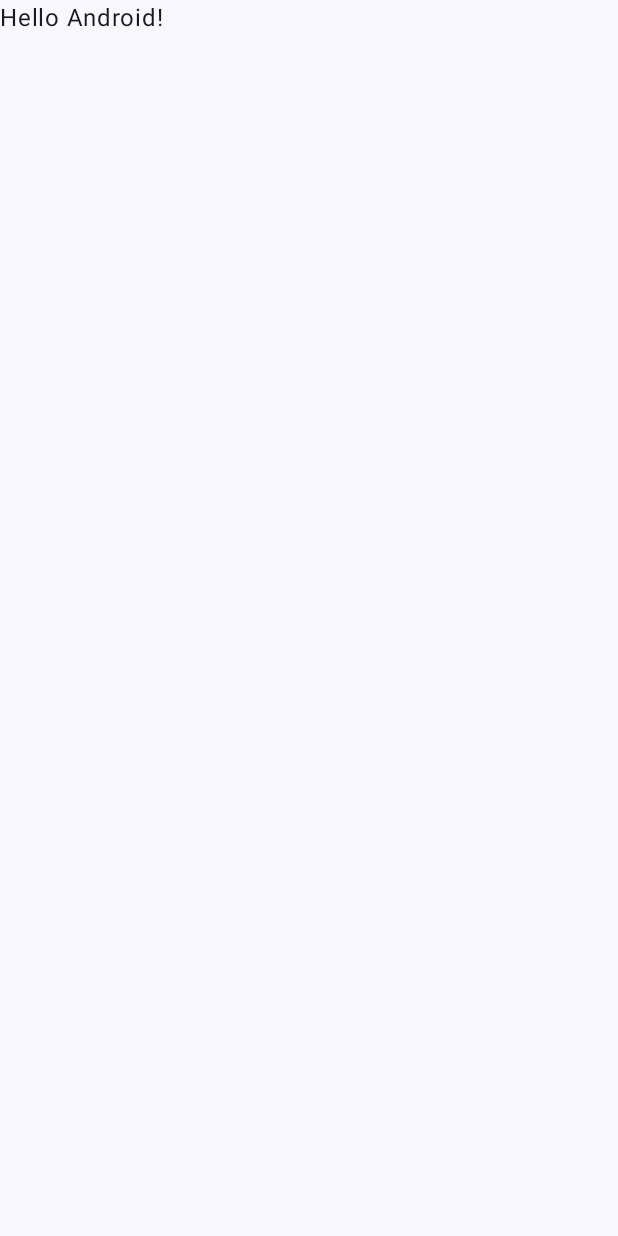
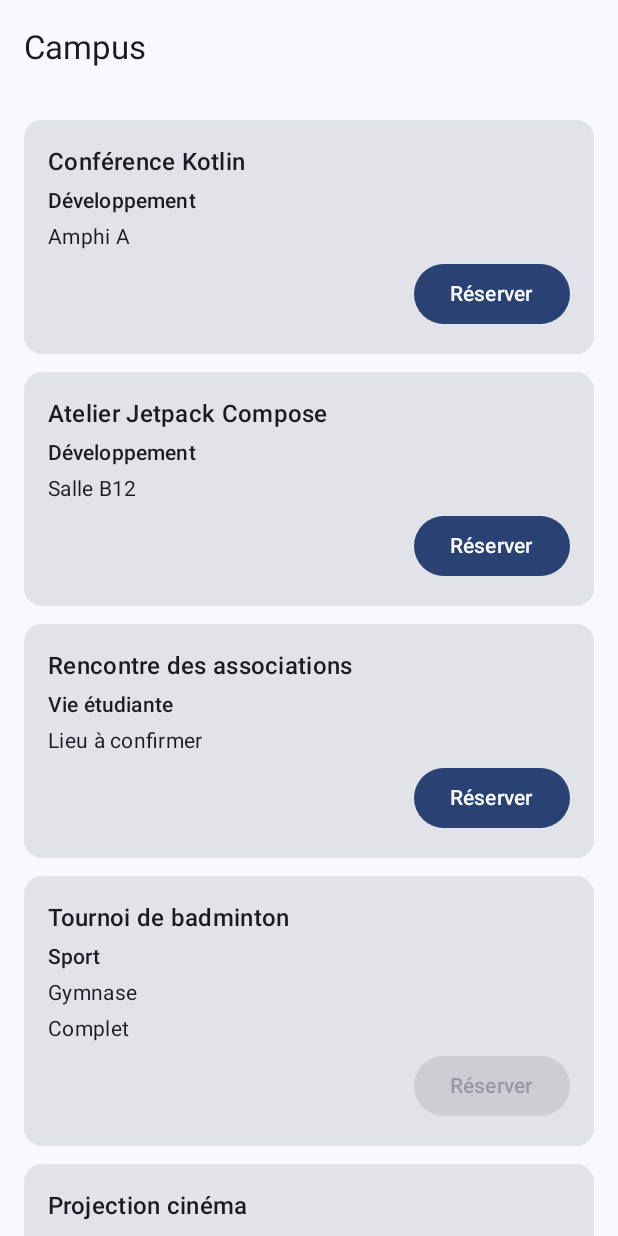
Before and after one commit to f-hassoun/Exercice-Dev-Mobile, an Android app built with Jetpack Compose: the screen it shows after launch (MainActivity), on a phone screen of 412 x 824 dp. Before the commit the screen is almost empty. Run offline under Robolectric (Android 15) with nearby library versions, the phone set to English and light mode, and no system bars.

Commit message:
catalogue v0.2

```diff
--- /dev/null
+++ b/app/src/main/java/com/fadi/excercice_dev_movile/Event.kt
@@ -0,0 +1,17 @@
+package com.fadi.excercice_dev_movile
+
+data class Event(
+    val id: Int,
+    val title: String,
+    val category: String,
+    val location: String?,
+    val capacity: Int
+)
+
+internal val campusEvents = listOf(
+    Event(1, "Conférence Kotlin", "Développement", "Amphi A", 40),
+    Event(2, "Atelier Jetpack Compose", "Développement", "Salle B12", 18),
+    Event(3, "Rencontre des associations", "Vie étudiante", null, 30),
+    Event(4, "Tournoi de badminton", "Sport", "Gymnase", 0),
+    Event(5, "Projection cinéma", "Culture", "Amphi C", 25)
+)
--- /dev/null
+++ b/app/src/main/java/com/fadi/excercice_dev_movile/EventListScreen.kt
@@ -0,0 +1,103 @@
+package com.fadi.excercice_dev_movile
+
+import android.util.Log
+import androidx.compose.foundation.layout.Arrangement
+import androidx.compose.foundation.layout.Column
+import androidx.compose.foundation.layout.PaddingValues
+import androidx.compose.foundation.layout.fillMaxSize
+import androidx.compose.foundation.layout.fillMaxWidth
+import androidx.compose.foundation.layout.padding
+import androidx.compose.foundation.lazy.LazyColumn
+import androidx.compose.foundation.lazy.items
+import androidx.compose.material3.Button
+import androidx.compose.material3.Card
+import androidx.compose.material3.ExperimentalMaterial3Api
+import androidx.compose.material3.MaterialTheme
+import androidx.compose.material3.Scaffold
+import androidx.compose.material3.Text
+import androidx.compose.material3.TopAppBar
+import androidx.compose.runtime.Composable
+import androidx.compose.ui.Alignment
+import androidx.compose.ui.Modifier
+import androidx.compose.ui.res.stringResource
+import androidx.compose.ui.tooling.preview.Preview
+import androidx.compose.ui.unit.dp
+import com.fadi.excercice_dev_movile.ui.theme.ExcercicedevmovileTheme
+
+private const val TAG = "Campus"
+
+@OptIn(ExperimentalMaterial3Api::class)
+@Composable
+fun EventListScreen(events: List<Event>) {
+    Scaffold(
+        modifier = Modifier.fillMaxSize(),
+        topBar = { TopAppBar(title = { Text(stringResource(R.string.campus_title)) }) }
+    ) { innerPadding ->
+        LazyColumn(
+            modifier = Modifier
+                .fillMaxSize()
+                .padding(innerPadding),
+            contentPadding = PaddingValues(16.dp),
+            verticalArrangement = Arrangement.spacedBy(12.dp)
+        ) {
+            items(events, key = { event -> event.id }) { event ->
+                EventCard(
+                    event = event,
+                    onClick = { Log.d(TAG, "Clic sur la carte de l’événement ${event.id}") },
+                    onBook = { Log.d(TAG, "Réservation de l’événement ${event.id}") },
+                    modifier = Modifier.fillMaxWidth()
+                )
+            }
+        }
+    }
+}
+
+@Composable
+fun EventCard(
+    event: Event,
+    onClick: () -> Unit,
+    onBook: () -> Unit,
+    modifier: Modifier = Modifier
+) {
+    Card(onClick = onClick, modifier = modifier) {
+        Column(
+            modifier = Modifier
+                .fillMaxWidth()
+                .padding(16.dp),
+            verticalArrangement = Arrangement.spacedBy(4.dp)
+        ) {
+            Text(event.title, style = MaterialTheme.typography.titleMedium)
+            Text(event.category, style = MaterialTheme.typography.labelLarge)
+            Text(
+                event.location ?: stringResource(R.string.location_pending),
+                style = MaterialTheme.typography.bodyMedium
+            )
+            if (event.capacity == 0) {
+                Text(
+                    stringResource(R.string.event_sold_out),
+                    style = MaterialTheme.typography.bodyMedium
+                )
+            }
+            Button(
+                onClick = onBook,
+                enabled = event.capacity > 0,
+                modifier = Modifier.align(Alignment.End)
+            ) {
+                Text(stringResource(R.string.book_event))
+            }
+        }
+    }
+}
+
+@Preview(showBackground = true)
+@Composable
+private fun SoldOutEventCardPreview() {
+    ExcercicedevmovileTheme {
+        EventCard(
+            event = campusEvents.first { it.capacity == 0 },
+            onClick = {},
+            onBook = {},
+            modifier = Modifier.fillMaxWidth()
+        )
+    }
+}
--- a/app/src/main/java/com/fadi/excercice_dev_movile/MainActivity.kt
+++ b/app/src/main/java/com/fadi/excercice_dev_movile/MainActivity.kt
@@ -4,13 +4,6 @@ import android.os.Bundle
 import androidx.activity.ComponentActivity
 import androidx.activity.compose.setContent
 import androidx.activity.enableEdgeToEdge
-import androidx.compose.foundation.layout.fillMaxSize
-import androidx.compose.foundation.layout.padding
-import androidx.compose.material3.Scaffold
-import androidx.compose.material3.Text
-import androidx.compose.runtime.Composable
-import androidx.compose.ui.Modifier
-import androidx.compose.ui.tooling.preview.Preview
 import com.fadi.excercice_dev_movile.ui.theme.ExcercicedevmovileTheme
 
 class MainActivity : ComponentActivity() {
@@ -19,29 +12,8 @@ class MainActivity : ComponentActivity() {
         enableEdgeToEdge()
         setContent {
             ExcercicedevmovileTheme {
-                Scaffold(modifier = Modifier.fillMaxSize()) { innerPadding ->
-                    Greeting(
-                        name = "Android",
-                        modifier = Modifier.padding(innerPadding)
-                    )
-                }
+                EventListScreen(campusEvents)
             }
         }
     }
 }
-
-@Composable
-fun Greeting(name: String, modifier: Modifier = Modifier) {
-    Text(
-        text = "Hello $name!",
-        modifier = modifier
-    )
-}
-
-@Preview(showBackground = true)
-@Composable
-fun GreetingPreview() {
-    ExcercicedevmovileTheme {
-        Greeting("Android")
-    }
-}
--- a/app/src/main/res/values/strings.xml
+++ b/app/src/main/res/values/strings.xml
@@ -1,3 +1,7 @@
 <resources>
     <string name="app_name">excercice-dev-movile</string>
+    <string name="campus_title">Campus</string>
+    <string name="location_pending">Lieu à confirmer</string>
+    <string name="event_sold_out">Complet</string>
+    <string name="book_event">Réserver</string>
 </resources>
```
Also changed, not shown: 1 other file.
